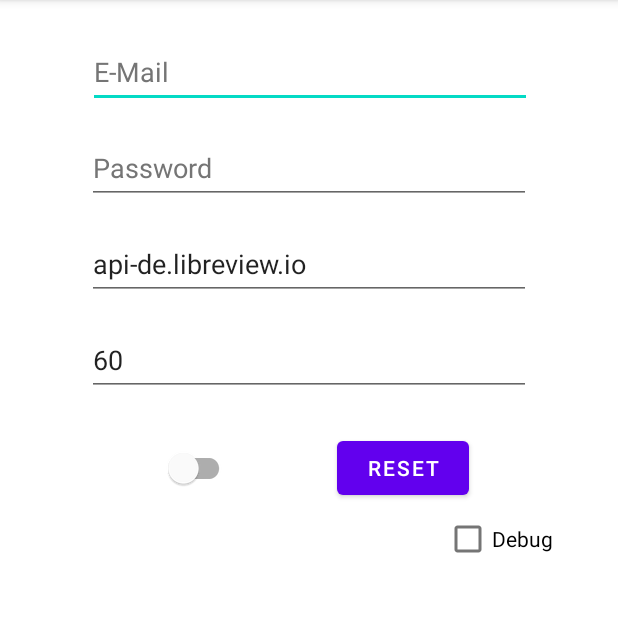
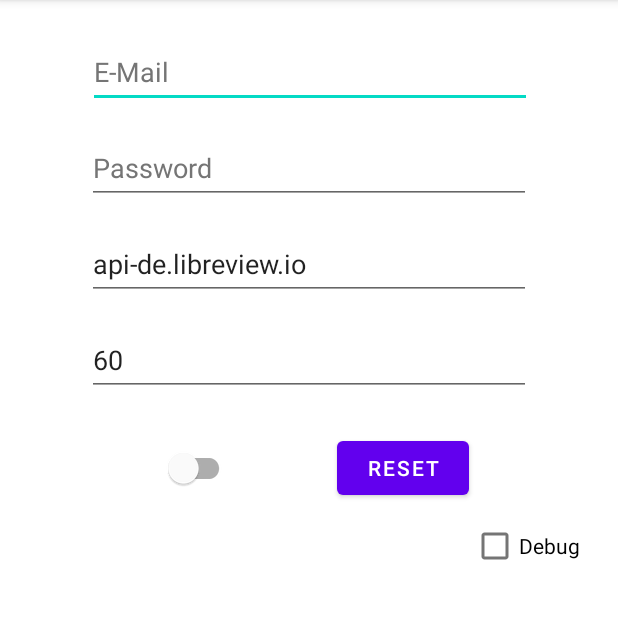
Before and after one commit to cmtjk/LinkUpConnect, an Android app: the screen it shows after launch (MainActivity), on a phone screen of 412 x 824 dp, the part 84-703 px from its top. Run offline under Robolectric (Android 15) with nearby library versions, the phone set to English and light mode, and no system bars; our stand-ins replace Volley.

Commit message:
Minor layout improvements, update README.md, update images

```diff
--- a/app/src/main/AndroidManifest.xml
+++ b/app/src/main/AndroidManifest.xml
@@ -11,9 +11,9 @@
         android:allowBackup="true"
         android:dataExtractionRules="@xml/data_extraction_rules"
         android:fullBackupContent="@xml/backup_rules"
-        android:icon="@drawable/blood_sugar"
+        android:icon="@drawable/blood_sugar_icon"
         android:label="@string/app_name"
-        android:roundIcon="@drawable/blood_sugar"
+        android:roundIcon="@drawable/blood_sugar_icon"
         android:supportsRtl="true"
         android:theme="@style/Theme.LLUClient"
         tools:targetApi="31">
--- a/app/src/main/java/de/cmtjk/lluclient/LLUClientService.java
+++ b/app/src/main/java/de/cmtjk/lluclient/LLUClientService.java
@@ -108,7 +108,7 @@ public class LLUClientService extends Service {
         manager.createNotificationChannel(notificationChannel);
 
         notificationBuilder = new NotificationCompat.Builder(getApplicationContext(), channelId);
-        notificationBuilder.setSmallIcon(R.drawable.blood_sugar)
+        notificationBuilder.setSmallIcon(R.drawable.blood_sugar_icon)
                 .setShowWhen(false);
         Intent intentMainLanding = new Intent(getApplicationContext(), MainActivity.class);
         PendingIntent pendingIntent = PendingIntent.getActivity(getApplicationContext(), 0, intentMainLanding, FLAG_IMMUTABLE);
--- a/app/src/main/res/layout/activity_main.xml
+++ b/app/src/main/res/layout/activity_main.xml
@@ -1,8 +1,7 @@
 <?xml version="1.0" encoding="utf-8"?>
-<androidx.constraintlayout.widget.ConstraintLayout
-    xmlns:android="http://schemas.android.com/apk/res/android"
+<androidx.constraintlayout.widget.ConstraintLayout xmlns:android="http://schemas.android.com/apk/res/android"
+    xmlns:app="http://schemas.android.com/apk/res-auto"
     xmlns:tools="http://schemas.android.com/tools"
-    xmlns:app="http://schemas.android.com/apk/res-auto"
     android:layout_width="match_parent"
     android:layout_height="match_parent"
     tools:context=".MainActivity">
@@ -62,12 +61,10 @@
         android:layout_marginTop="24dp"
         android:minWidth="48dp"
         android:minHeight="48dp"
-        app:layout_constraintBottom_toTopOf="@+id/logscroll"
         app:layout_constraintEnd_toEndOf="parent"
         app:layout_constraintHorizontal_bias="0.299"
         app:layout_constraintStart_toStartOf="parent"
-        app:layout_constraintTop_toBottomOf="@+id/intervall"
-        app:layout_constraintVertical_bias="0.0" />
+        app:layout_constraintTop_toBottomOf="@+id/intervall" />
 
     <EditText
         android:id="@+id/url"
@@ -86,15 +83,14 @@
 
     <ScrollView
         android:id="@+id/logscroll"
-        android:layout_width="357dp"
-        android:layout_height="316dp"
+        android:layout_width="361dp"
+        android:layout_height="313dp"
+        android:layout_marginTop="4dp"
         android:fadeScrollbars="false"
         android:orientation="vertical"
-        app:layout_constraintBottom_toBottomOf="parent"
         app:layout_constraintEnd_toEndOf="parent"
         app:layout_constraintStart_toStartOf="parent"
-        app:layout_constraintTop_toBottomOf="@+id/intervall"
-        app:layout_constraintVertical_bias="0.635">
+        app:layout_constraintTop_toBottomOf="@+id/debug">
 
         <TextView
             android:id="@+id/log"
@@ -106,13 +102,12 @@
         android:id="@+id/debug"
         android:layout_width="wrap_content"
         android:layout_height="wrap_content"
+        android:layout_marginTop="4dp"
         android:text="@string/debug"
-        app:layout_constraintBottom_toTopOf="@+id/logscroll"
         app:layout_constraintEnd_toEndOf="parent"
-        app:layout_constraintHorizontal_bias="0.873"
+        app:layout_constraintHorizontal_bias="0.926"
         app:layout_constraintStart_toStartOf="parent"
-        app:layout_constraintTop_toBottomOf="@+id/activate"
-        app:layout_constraintVertical_bias="1.0" />
+        app:layout_constraintTop_toBottomOf="@+id/reset" />
 
     <Button
         android:id="@+id/reset"
@@ -120,11 +115,9 @@
         android:layout_height="wrap_content"
         android:layout_marginTop="24dp"
         android:text="@string/reset"
-        app:layout_constraintBottom_toTopOf="@+id/logscroll"
         app:layout_constraintEnd_toEndOf="parent"
         app:layout_constraintHorizontal_bias="0.407"
         app:layout_constraintStart_toEndOf="@+id/activate"
-        app:layout_constraintTop_toBottomOf="@+id/intervall"
-        app:layout_constraintVertical_bias="0.0" />
+        app:layout_constraintTop_toBottomOf="@+id/intervall" />
 
 </androidx.constraintlayout.widget.ConstraintLayout>
```
Also changed, not shown: app/src/main/res/drawable-v24/blood_sugar_icon.png (renamed from app/src/main/res/drawable-v24/blood_sugar.png), 5 other files.
